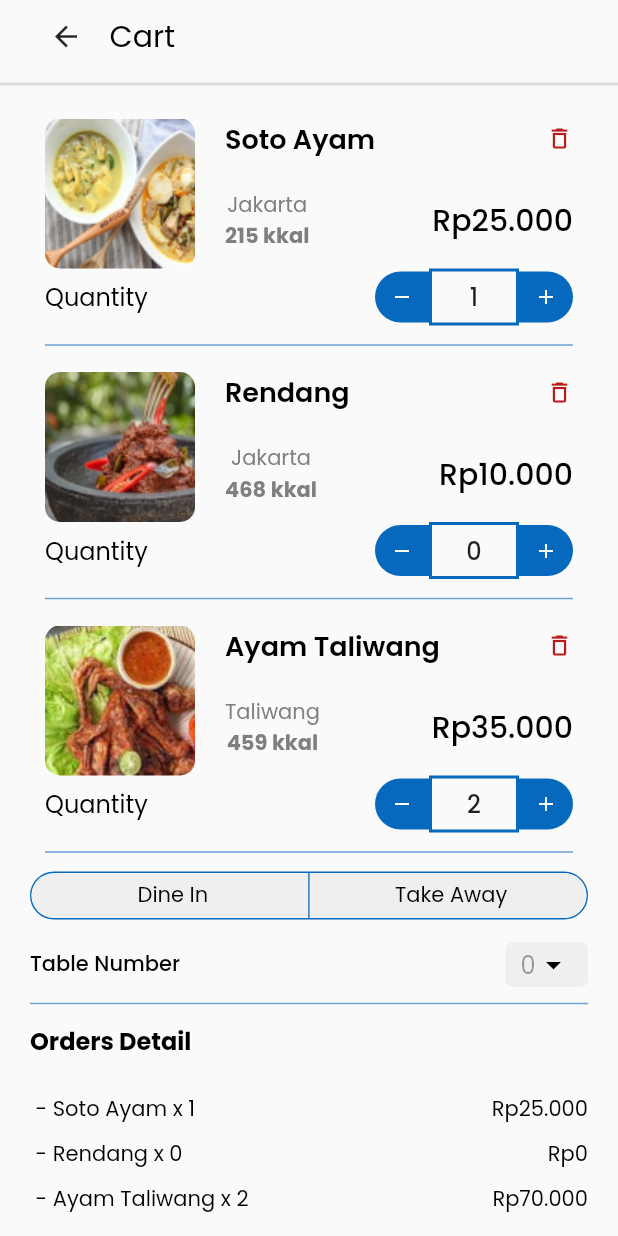
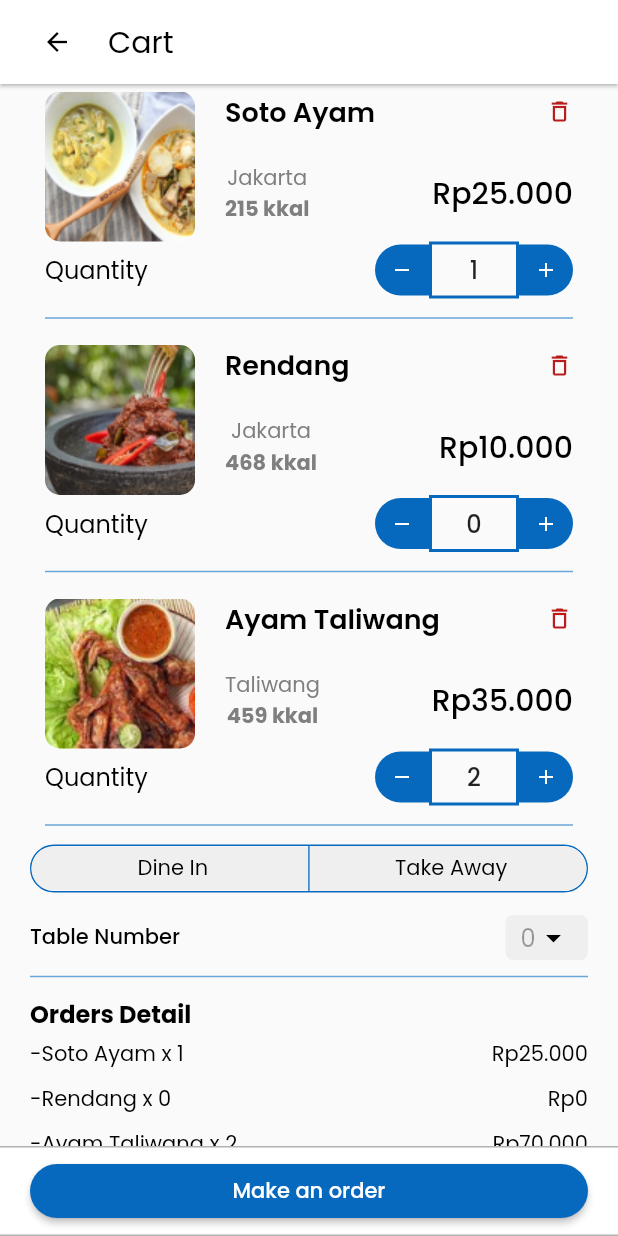
Before and after one commit to nusameals/Capstone-Project-Flutter, a Flutter app: the CartScreen screen opened directly, on a phone screen of 412 x 824 dp. Run offline on Flutter 3.47's test engine with Material 2 defaults, Android fonts, the phone set to English and light mode, and no system bars; our stand-ins replace carousel_slider, google_fonts.

Commit message:
update layout cart screen

```diff
--- a/lib/view/cart/cart_screen.dart
+++ b/lib/view/cart/cart_screen.dart
@@ -45,42 +45,28 @@ class _CartScreenState extends State<CartScreen> {
   @override
   Widget build(BuildContext context) {
     return Scaffold(
-      body: SafeArea(
-        child: SingleChildScrollView(
-          child: Column(
-            children: [
-              Padding(
-                padding: const EdgeInsets.symmetric(
-                  horizontal: 20,
+      appBar: AppBar(
+        backgroundColor: ColorTheme.light1,
+        elevation: 1,
+        leading: IconButton(
+          padding: const EdgeInsets.only(left: 20),
+          icon: const Icon(
+            Icons.arrow_back,
+            color: ColorTheme.dark1,
+            size: 20,
           ),
-                child: Row(
-                  children: [
-                    IconButton(
           onPressed: () {
             Navigator.pop(context);
           },
-                      icon: const Icon(
-                        Icons.arrow_back,
-                        size: 22,
         ),
-                    ),
-                    const SizedBox(
-                      width: 5,
-                    ),
-                    Text(
+        title: Text(
           'Cart',
           style: ThemeText.subHeadingR20,
         ),
-                  ],
       ),
-              ),
-              const Divider(
-                thickness: 2,
-              ),
-              const SizedBox(
-                height: 10,
-              ),
-              Column(
+      body: Stack(
+        children: [
+          ListView(
             children: [
               ListView.builder(
                 physics: const ClampingScrollPhysics(),
@@ -89,8 +75,8 @@ class _CartScreenState extends State<CartScreen> {
                 itemBuilder: (context, index) {
                   final item = dataMenuInCart[index];
                   return Container(
-                        padding: const EdgeInsets.symmetric(
-                            horizontal: 15, vertical: 5),
+                    padding:
+                        const EdgeInsets.symmetric(horizontal: 15, vertical: 5),
                     margin: const EdgeInsets.symmetric(
                       horizontal: 15,
                     ),
@@ -101,8 +87,8 @@ class _CartScreenState extends State<CartScreen> {
                           crossAxisAlignment: CrossAxisAlignment.start,
                           children: [
                             ClipRRect(
-                                  borderRadius: const BorderRadius.all(
-                                      Radius.circular(10)),
+                              borderRadius:
+                                  const BorderRadius.all(Radius.circular(10)),
                               child: Image.asset(
                                 item['imageProduct'],
                                 width: 100,
@@ -206,8 +192,8 @@ class _CartScreenState extends State<CartScreen> {
                                       width: 2,
                                     ),
                                   ),
-                                      padding: const EdgeInsets.symmetric(
-                                          vertical: 5),
+                                  padding:
+                                      const EdgeInsets.symmetric(vertical: 5),
                                   child: Text(
                                     item['quantity'].toString(),
                                     textAlign: TextAlign.center,
@@ -244,7 +230,7 @@ class _CartScreenState extends State<CartScreen> {
                         const SizedBox(
                           height: 5,
                         ),
-                            Divider(
+                        const Divider(
                           thickness: 1,
                           color: ColorTheme.primaryBlue60,
                         ),
@@ -339,8 +325,8 @@ class _CartScreenState extends State<CartScreen> {
                                       color: ColorTheme.dark1,
                                       size: 18,
                                     )
-                                      : SizedBox(),
-                                  SizedBox(width: 4),
+                                  : const SizedBox(),
+                              const SizedBox(width: 4),
                               Text(
                                 'Take Away',
                                 style: TextStyle(
@@ -390,14 +376,14 @@ class _CartScreenState extends State<CartScreen> {
                         icon: const Icon(
                           Icons.arrow_drop_down,
                           color: ColorTheme.dark1,
-                            ), // Ikon panah ke bawah
+                        ),
                         items: <int>[0, 1, 2, 3, 4, 5]
                             .map<DropdownMenuItem<int>>((int value) {
                           return DropdownMenuItem<int>(
                             value: value,
                             child: Text(
                               value.toString(),
-                                  style: TextStyle(),
+                              style: const TextStyle(),
                             ),
                           );
                         }).toList(),
@@ -412,8 +398,6 @@ class _CartScreenState extends State<CartScreen> {
                   thickness: 1,
                   color: ColorTheme.primaryBlue60,
                 ),
-                  ),
-                ],
               ),
               const SizedBox(
                 height: 5,
@@ -438,30 +422,44 @@ class _CartScreenState extends State<CartScreen> {
                             width: double.infinity,
                             height: 30,
                             // margin: EdgeInsets.symmetric(vertical: 5),
-                            child: ListTile(
-                              // leading: Icon(
-                              //   Icons.circle,
-                              //   size: 8,
-                              // ),
-                              title: Text(
-                                ' - ${item['nameProduct']} x ${item['quantity']}',
+                            child: Row(
+                              mainAxisAlignment: MainAxisAlignment.spaceBetween,
+                              children: [
+                                Text(
+                                  '-${item['nameProduct']} x ${item['quantity']}',
                                   style: ThemeText.bodyR14,
                                 ),
-                              trailing: Text(
+                                Text(
                                   priceFormat.format(int.parse(item['price']) *
                                       item['quantity']),
                                   style: ThemeText.bodyR14,
                                 ),
-                              contentPadding:
-                                  const EdgeInsets.symmetric(vertical: 5),
+                              ],
                             ),
+                            // child: ListTile(
+                            //   // leading: Icon(
+                            //   //   Icons.circle,
+                            //   //   size: 8,
+                            //   // ),
+                            //   title: Text(
+                            //     ' - ${item['nameProduct']} x ${item['quantity']}',
+                            //     style: ThemeText.bodyR14,
+                            //   ),
+                            //   trailing: Text(
+                            //     priceFormat.format(int.parse(item['price']) *
+                            //         item['quantity']),
+                            //     style: ThemeText.bodyR14,
+                            //   ),
+                            //   contentPadding:
+                            //       const EdgeInsets.symmetric(vertical: 2),
+                            // ),
                           );
                         } else {
                           return const SizedBox();
                         }
                       },
                     ),
-                    const SizedBox(height: 30),
+                    const SizedBox(height: 10),
                     Row(
                       mainAxisAlignment: MainAxisAlignment.spaceBetween,
                       children: [
@@ -478,17 +476,26 @@ class _CartScreenState extends State<CartScreen> {
                   ],
                 ),
               ),
-              const Divider(
-                thickness: 1,
-                color: ColorTheme.primaryBlue20,
+              const SizedBox(
+                height: 70,
               ),
-              Container(
-                  margin: const EdgeInsets.fromLTRB(20, 0, 20, 10),
-                  child:
-                      PrimaryButton(text: "Make an order", onPressed: () {})),
             ],
           ),
+          Positioned(
+            bottom: 0,
+            child: Container(
+              width: MediaQuery.of(context).size.width,
+              padding: const EdgeInsets.symmetric(vertical: 5, horizontal: 20),
+              decoration: const BoxDecoration(
+                border: Border.symmetric(
+                  horizontal: BorderSide(color: ColorTheme.dark5),
                 ),
+                color: ColorTheme.light1,
+              ),
+              child: PrimaryButton(text: "Make an order", onPressed: () {}),
+            ),
+          ),
+        ],
       ),
     );
   }
```
Lines whose indentation alone changed are shown as unchanged.
